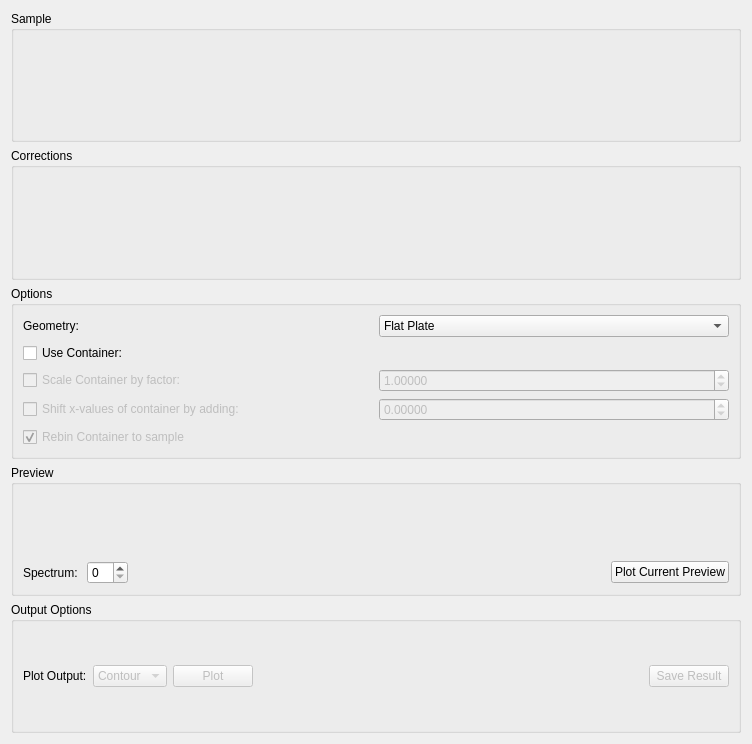
The window that qt/scientific_interfaces/Indirect/ApplyAbsorptionCorrections.ui (mantidproject/mantid) describes before a commit, drawn with Qt 5.
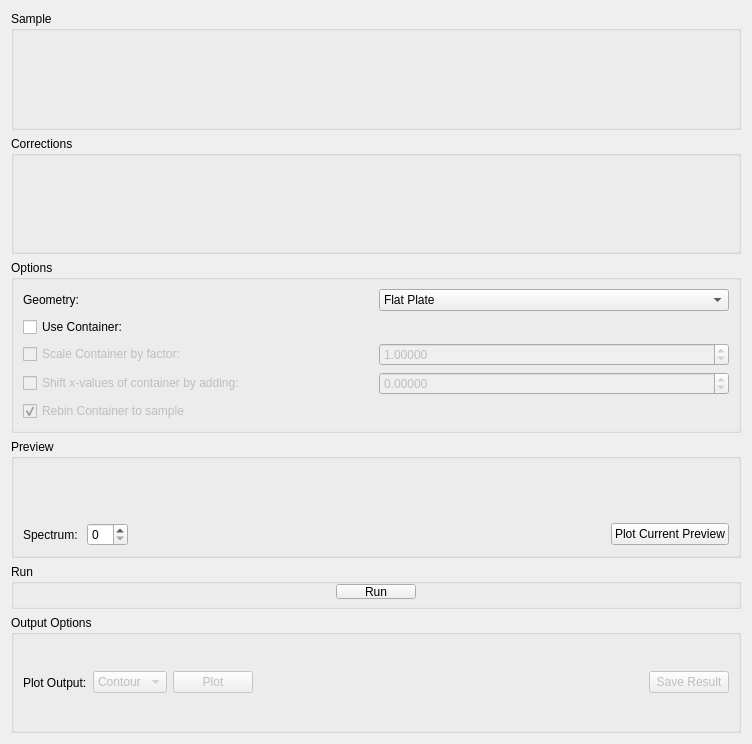
The same window after the commit. Custom widgets are drawn as their Qt base class.

Commit message: Refs #23700. Move Run button

What changed in the file:
```diff
--- a/qt/scientific_interfaces/Indirect/ApplyAbsorptionCorrections.ui
+++ b/qt/scientific_interfaces/Indirect/ApplyAbsorptionCorrections.ui
@@ -302,6 +302,66 @@
      </layout>
     </widget>
    </item>
+   <item>
+    <widget class="QGroupBox" name="gbRun">
+     <property name="minimumSize">
+      <size>
+       <width>0</width>
+       <height>45</height>
+      </size>
+     </property>
+     <property name="maximumSize">
+      <size>
+       <width>16777215</width>
+       <height>45</height>
+      </size>
+     </property>
+     <property name="title">
+      <string>Run</string>
+     </property>
+     <layout class="QHBoxLayout" name="horizontalLayout_3">
+      <property name="topMargin">
+       <number>0</number>
+      </property>
+      <property name="bottomMargin">
+       <number>7</number>
+      </property>
+      <item>
+       <spacer name="horizontalSpacer_2">
+        <property name="orientation">
+         <enum>Qt::Horizontal</enum>
+        </property>
+        <property name="sizeHint" stdset="0">
+         <size>
+          <width>311</width>
+          <height>20</height>
+         </size>
+        </property>
+       </spacer>
+      </item>
+      <item>
+       <widget class="QPushButton" name="pbRun">
+        <property name="text">
+         <string>Run</string>
+        </property>
+       </widget>
+      </item>
+      <item>
+       <spacer name="horizontalSpacer_3">
+        <property name="orientation">
+         <enum>Qt::Horizontal</enum>
+        </property>
+        <property name="sizeHint" stdset="0">
+         <size>
+          <width>310</width>
+          <height>20</height>
+         </size>
+        </property>
+       </spacer>
+      </item>
+     </layout>
+    </widget>
+   </item>
    <item>
     <widget class="QGroupBox" name="gbOutput">
      <property name="title">
```
Left out of the diff: 2 changed lines with no effect on the pictures. The commit also changes 14 other files.
